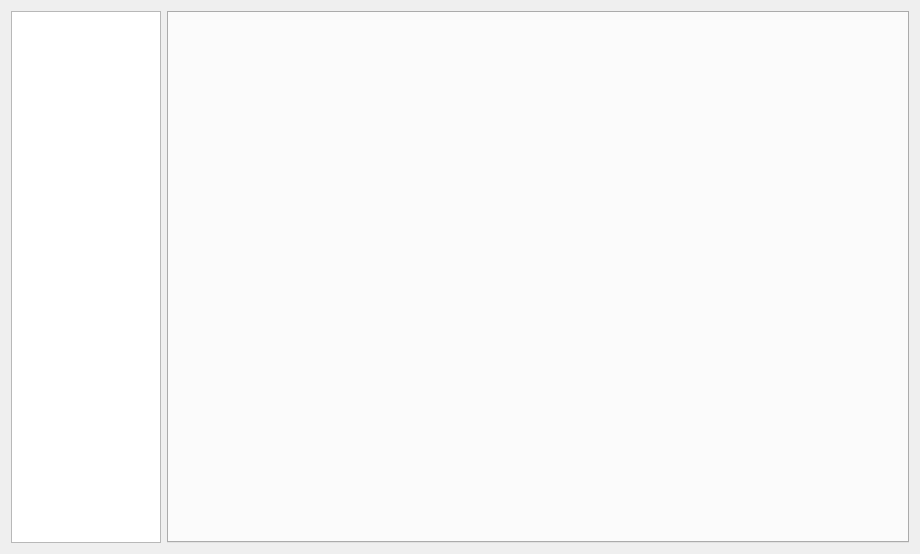
The window that interface/interfacedialog.ui (ThFeneuil/KholloAutoQt) describes before a commit, drawn with Qt 5.
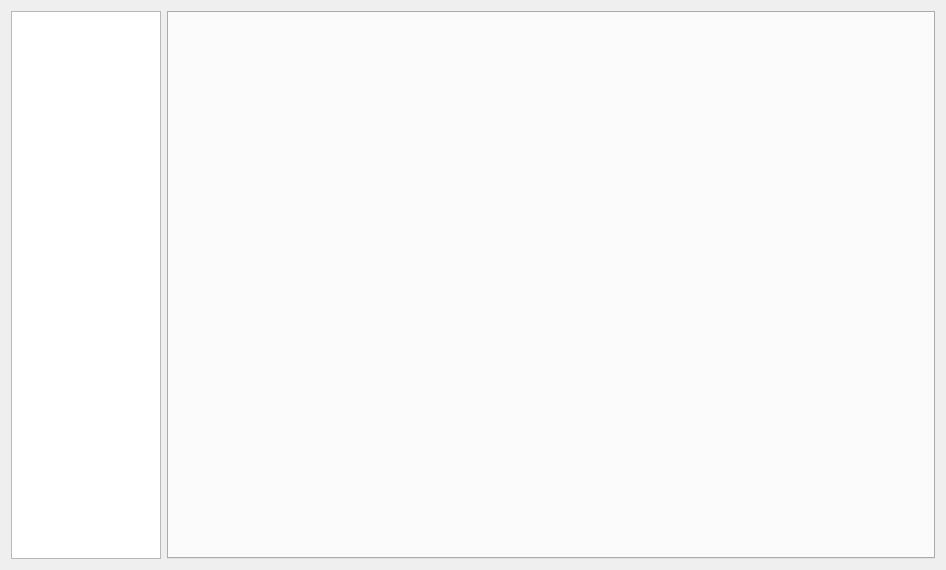
The same window after the commit.

```diff
--- a/interface/interfacedialog.ui
+++ b/interface/interfacedialog.ui
@@ -6,8 +6,8 @@
    <rect>
     <x>0</x>
     <y>0</y>
-    <width>920</width>
-    <height>554</height>
+    <width>946</width>
+    <height>570</height>
    </rect>
   </property>
   <property name="windowTitle">
```
Left out of the diff: 2 changed lines with no effect on the pictures.
